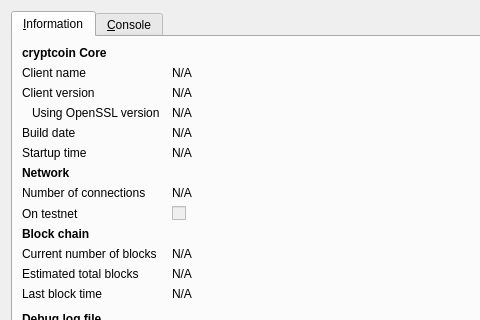
nuggetbram/apples, file src/qt/forms/rpcconsole.ui: the form before one commit; both pictures show x 0 to 480 and y 0 to 320 of the 740 by 450 pixel window.
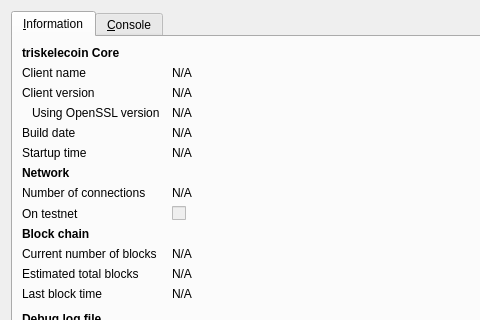
The form after the commit. Icons and pictures are not drawn.

```diff
--- a/src/qt/forms/rpcconsole.ui
+++ b/src/qt/forms/rpcconsole.ui
@@ -36,7 +36,7 @@
           </font>
          </property>
          <property name="text">
-          <string>cryptcoin Core</string>
+          <string>triskelecoin Core</string>
          </property>
         </widget>
        </item>
```
Left out of the diff: 6 changed lines with no effect on the pictures.
